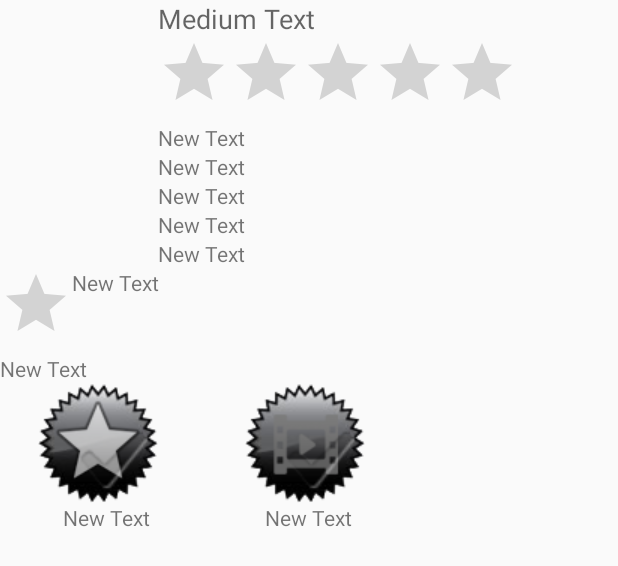
After one commit to AcadGildAcademy/AN-2015JAN15-Vivek-Tungenwar, an Android app: the layout details_screen.xml on its own in the app's theme, with its tools: preview values and no code run, on a phone screen of 412 x 824 dp. The commit adds this screen. Shown: the top 566 px of the screen. Run offline under Robolectric (Android 15) with nearby library versions, the phone set to English and light mode, and no system bars.

Commit message:
IMDB Project

```diff
--- a/IMDB/app/src/main/AndroidManifest.xml
+++ b/IMDB/app/src/main/AndroidManifest.xml
@@ -1,8 +1,8 @@
 <manifest xmlns:android="http://schemas.android.com/apk/res/android" package="acadgild.imdb">
 
-    <uses-sdk
-        android:targetSdkVersion="19" />
+    <uses-sdk android:targetSdkVersion="19" />
     <uses-permission android:name="android.permission.INTERNET"/>
+    <uses-permission android:name="android.permission.WRITE_EXTERNAL_STORAGE"/>
     <application android:allowBackup="true" android:label="@string/app_name"
         android:icon="@drawable/ic_launcher" android:theme="@style/AppTheme"
         android:logo="@drawable/ic_launcher" >
@@ -12,7 +12,7 @@
                 <category android:name="android.intent.category.LAUNCHER"/>
             </intent-filter>
         </activity>
-
+        <activity android:name=".detailScreen"/>
     </application>
 
 </manifest>
--- /dev/null
+++ b/IMDB/app/src/main/res/layout/details_screen.xml
@@ -0,0 +1,142 @@
+<?xml version="1.0" encoding="utf-8"?>
+<LinearLayout xmlns:android="http://schemas.android.com/apk/res/android"
+    android:orientation="vertical" android:layout_width="match_parent"
+    android:layout_height="match_parent">
+
+    <RelativeLayout
+        android:layout_width="fill_parent"
+        android:layout_height="fill_parent">
+
+        <ImageView
+            android:layout_width="100dp"
+            android:layout_height="200dp"
+            android:id="@+id/imageView2"
+            android:layout_marginRight="5dp"
+            android:layout_alignBottom="@+id/status" />
+
+        <RatingBar
+            android:layout_width="wrap_content"
+            android:layout_height="wrap_content"
+            android:id="@+id/ratingBar2"
+            android:layout_below="@+id/title"
+            android:layout_toRightOf="@+id/imageView2"
+            android:layout_toEndOf="@+id/imageView2" />
+
+        <TextView
+            android:layout_width="wrap_content"
+            android:layout_height="wrap_content"
+            android:textAppearance="?android:attr/textAppearanceMedium"
+            android:text="Medium Text"
+            android:id="@+id/title"
+            android:layout_alignParentTop="true"
+            android:layout_toRightOf="@+id/imageView2"
+            android:layout_toEndOf="@+id/imageView2" />
+
+        <TextView
+            android:layout_width="wrap_content"
+            android:layout_height="wrap_content"
+            android:text="New Text"
+            android:id="@+id/tag_line"
+            android:layout_below="@+id/ratingBar2"
+            android:layout_toRightOf="@+id/imageView2"
+            android:layout_toEndOf="@+id/imageView2" />
+
+        <TextView
+            android:layout_width="wrap_content"
+            android:layout_height="wrap_content"
+            android:text="New Text"
+            android:id="@+id/r_date"
+            android:layout_below="@+id/tag_line"
+            android:layout_toRightOf="@+id/imageView2"
+            android:layout_toEndOf="@+id/imageView2" />
+
+        <TextView
+            android:layout_width="wrap_content"
+            android:layout_height="wrap_content"
+            android:text="New Text"
+            android:id="@+id/budget"
+            android:layout_below="@+id/r_date"
+            android:layout_toRightOf="@+id/imageView2"
+            android:layout_toEndOf="@+id/imageView2" />
+
+        <TextView
+            android:layout_width="wrap_content"
+            android:layout_height="wrap_content"
+            android:text="New Text"
+            android:id="@+id/revenue"
+            android:layout_below="@+id/budget"
+            android:layout_toRightOf="@+id/imageView2"
+            android:layout_toEndOf="@+id/imageView2" />
+
+        <TextView
+            android:layout_width="wrap_content"
+            android:layout_height="wrap_content"
+            android:text="New Text"
+            android:id="@+id/status"
+            android:layout_below="@+id/revenue"
+            android:layout_toRightOf="@+id/imageView2"
+            android:layout_toEndOf="@+id/imageView2" />
+
+        <RatingBar
+            android:layout_width="wrap_content"
+            android:layout_height="wrap_content"
+            android:id="@+id/ratingBar3"
+            android:layout_below="@+id/imageView2"
+            android:layout_alignParentLeft="true"
+            android:layout_alignParentStart="true"
+            android:numStars="1" />
+
+        <TextView
+            android:layout_width="wrap_content"
+            android:layout_height="wrap_content"
+            android:text="New Text"
+            android:id="@+id/vote_average"
+            android:layout_below="@+id/imageView2"
+            android:layout_toRightOf="@+id/ratingBar3"
+            android:layout_toEndOf="@+id/ratingBar3" />
+
+        <TextView
+            android:layout_width="wrap_content"
+            android:layout_height="wrap_content"
+            android:text="New Text"
+            android:id="@+id/description"
+            android:layout_below="@+id/ratingBar3"
+            android:layout_alignParentLeft="true"
+            android:layout_alignParentStart="true" />
+
+        <ImageView
+            android:layout_width="wrap_content"
+            android:layout_height="wrap_content"
+            android:id="@+id/imageView3"
+            android:src="@drawable/favorite_disable_normal"
+            android:layout_below="@+id/description"
+            android:layout_toLeftOf="@+id/status"
+            android:layout_toStartOf="@+id/status" />
+
+        <ImageView
+            android:layout_width="wrap_content"
+            android:layout_height="wrap_content"
+            android:id="@+id/imageView4"
+            android:src="@drawable/watchlist_disable_normal"
+            android:layout_alignTop="@+id/imageView3"
+            android:layout_toRightOf="@+id/status"
+            android:layout_toEndOf="@+id/status" />
+
+        <TextView
+            android:layout_width="wrap_content"
+            android:layout_height="wrap_content"
+            android:text="New Text"
+            android:id="@+id/favourites"
+            android:layout_alignTop="@+id/watchlist"
+            android:layout_alignRight="@+id/imageView2"
+            android:layout_alignEnd="@+id/imageView2" />
+
+        <TextView
+            android:layout_width="wrap_content"
+            android:layout_height="wrap_content"
+            android:text="New Text"
+            android:id="@+id/watchlist"
+            android:layout_below="@+id/imageView4"
+            android:layout_centerHorizontal="true" />
+    </RelativeLayout>
+</LinearLayout>
--- a/IMDB/app/src/main/res/layout/launch_screen.xml
+++ b/IMDB/app/src/main/res/layout/launch_screen.xml
@@ -4,7 +4,7 @@
     android:layout_height="match_parent">
 
     <ListView
-        android:layout_width="wrap_content"
+        android:layout_width="match_parent"
         android:layout_height="wrap_content"
         android:id="@+id/listView" />
 </LinearLayout>
--- a/IMDB/app/src/main/res/values/strings.xml
+++ b/IMDB/app/src/main/res/values/strings.xml
@@ -6,4 +6,8 @@
     <string name="menu4">Latest Movies</string>
     <string name="menu5">Now Playing</string>
     <string name="menu6">Top Rated</string>
+    <string name="menu7">My Favourite</string>
+    <string name="menu8">My Watchlist</string>
+    <string name="menu9">Refresh</string>
+    <string name="Popularity">Popularity : </string>
 </resources>
```
Also changed, not shown: IMDB/app/src/main/java/acadgild/imdb/MyAdapter.java (+4 -8 lines), IMDB/app/src/main/java/acadgild/imdb/detailScreen.java (added, +146 -0 lines), IMDB/app/src/main/java/acadgild/imdb/launchScreen.java (+41 -4 lines), IMDB/app/src/main/res/layout/movielist.xml (+8 -4 lines), IMDB/app/src/main/res/menu/detail_screen_options.xml (added, +17 -0 lines), IMDB/app/src/main/res/menu/menuoptions.xml (+20 -13 lines), IMDB/app/src/main/res/drawable/favorite_disable_normal.png (added), IMDB/app/src/main/res/drawable/favorite_enable_normal.png (added), IMDB/app/src/main/res/drawable/ic_divider.png (added), IMDB/app/src/main/res/drawable/ic_menu_favorite.png (added), IMDB/app/src/main/res/drawable/ic_menu_watchlist.png (added), IMDB/app/src/main/res/drawable/watchlist_disable_normal.png (added), IMDB/app/src/main/res/drawable/watchlist_enable_normal.png (added).
